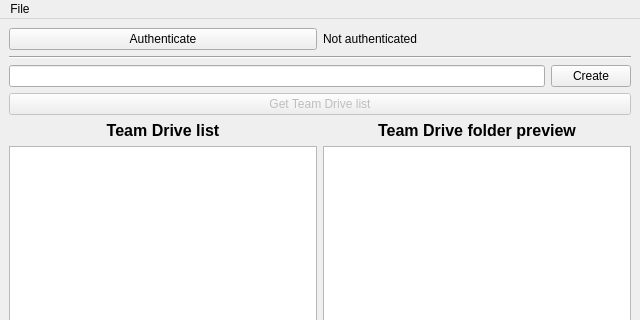
Before: the Qt Designer form examples/teamdrive/ui/main.ui in KDE/libkgapi, drawn with Qt 5; both pictures show x 0 to 640 and y 0 to 320 of the 640 by 486 pixel window.
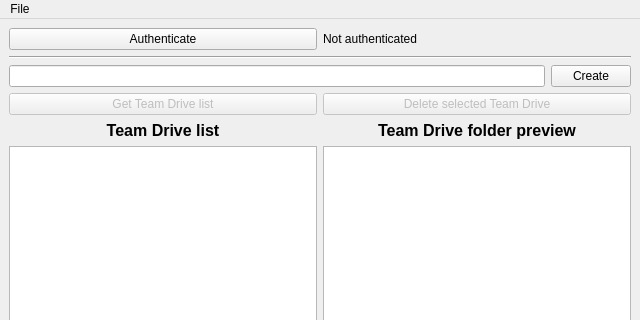
After: the same form once the commit is applied.

Commit message:
Add TeamdriveDeleteJob with updated example and test
Summary: Allows deleting a Team Drive by treamdriveId or Teamdrive instance.

Test Plan: Added TeamdriveDeleteJobTest and updated the teamdrive example so selected Team Drives can be deleted;

Reviewers: dvratil

Reviewed By: dvratil

Subscribers: kde-pim, #libkgapi

Tags: #kde_pim, #libkgapi

Maniphest Tasks: T10521

What changed in the file:
```diff
--- a/examples/teamdrive/ui/main.ui
+++ b/examples/teamdrive/ui/main.ui
@@ -55,6 +55,8 @@
      </layout>
     </item>
     <item>
+     <layout class="QHBoxLayout" name="horizontalLayout">
+      <item>
      <widget class="QPushButton" name="teamdriveListButton">
       <property name="enabled">
        <bool>false</bool>
@@ -63,6 +65,18 @@
        <string>Get Team Drive list</string>
       </property>
      </widget>
+      </item>
+      <item>
+       <widget class="QPushButton" name="teamdriveSelectedDeleteButton">
+        <property name="enabled">
+         <bool>false</bool>
+        </property>
+        <property name="text">
+         <string>Delete selected Team Drive</string>
+        </property>
+       </widget>
+      </item>
+     </layout>
     </item>
     <item>
      <layout class="QHBoxLayout" name="teamdriveLayout">
```
Lines whose indentation alone changed are shown as unchanged. The commit also changes 9 other files.
